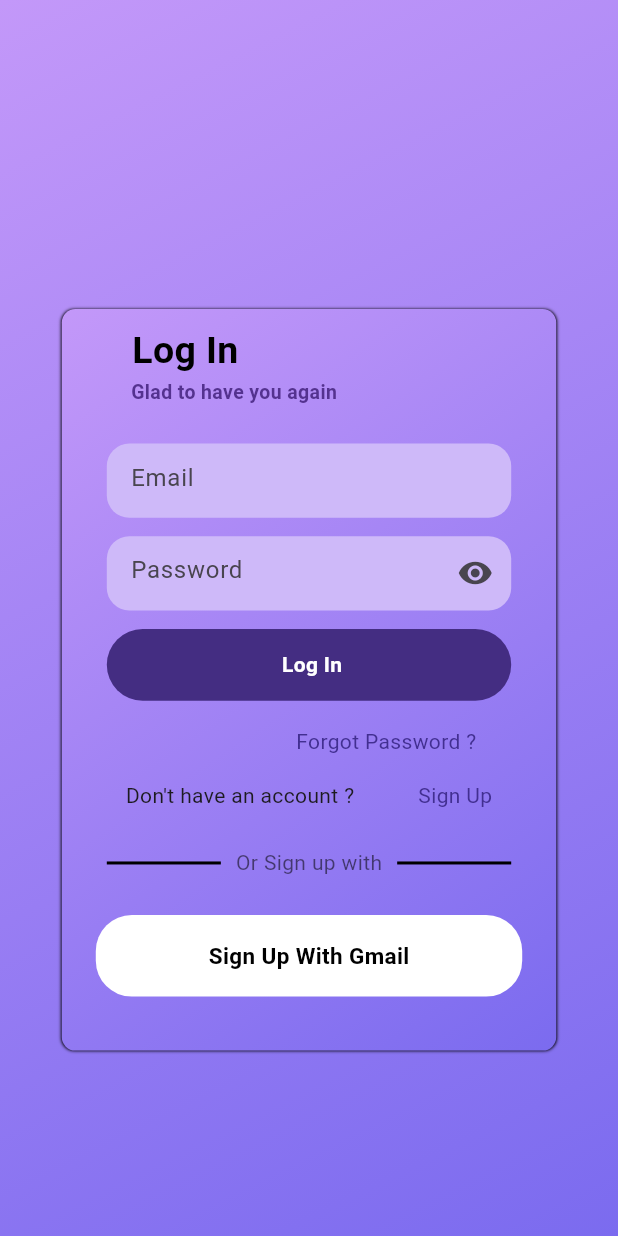
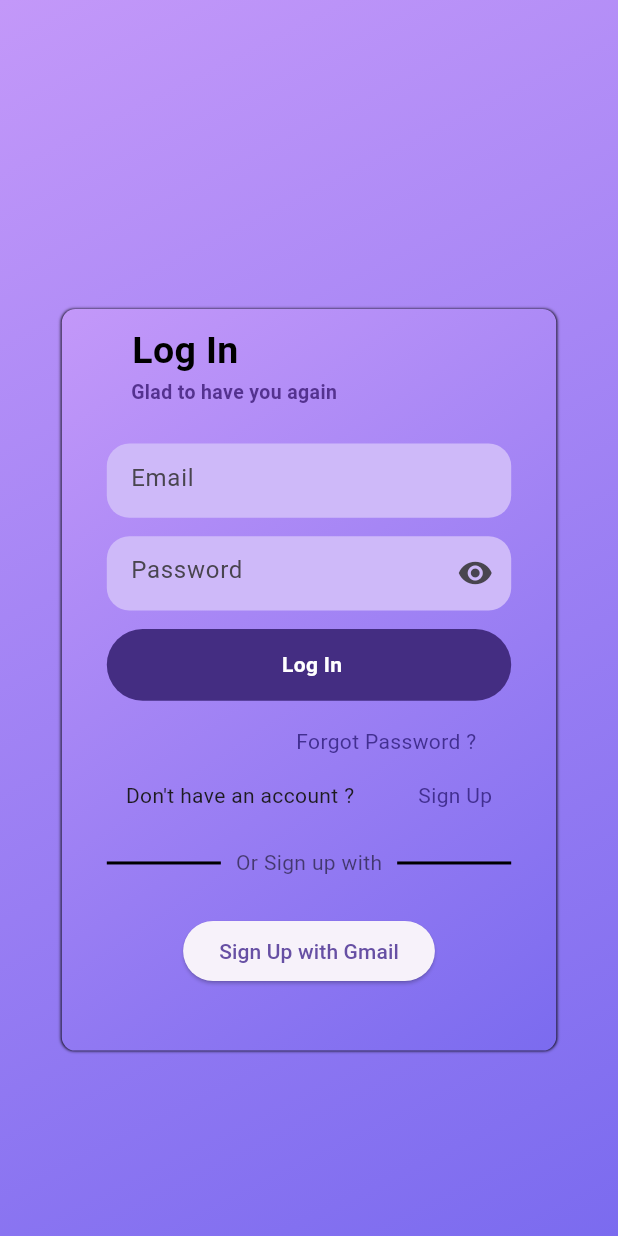
Before and after one commit to Riddhimagupta22/Firebase_Authentication, a Flutter app: the screen it shows after launch, on a phone screen of 412 x 824 dp. Run offline on Flutter 3.47's test engine with Material 3 defaults, Android fonts, the phone set to English and light mode, and no system bars; our stand-ins replace firebase_auth, firebase_core, fluttertoast, get, sign_in_button; accounts and stored records are empty.

Commit message:
Initial commit

```diff
--- a/lib/Auth/login.dart
+++ b/lib/Auth/login.dart
@@ -1,10 +1,14 @@
 import 'package:firebase/Auth/signup.dart';
 import 'package:firebase/Post/postscreen.dart';
 import 'package:firebase/feature/roundbutton.dart';
+import 'package:firebase/services/auth_services.dart';
 import 'package:firebase_auth/firebase_auth.dart';
 import 'package:flutter/material.dart';
+import 'package:get/get.dart';
+import 'package:sign_in_button/sign_in_button.dart';
 
 import '../feature/utils.dart';
+import '../services/auth_services.dart';
 
 class Homepage extends StatefulWidget {
   @override
@@ -12,6 +16,7 @@ class Homepage extends StatefulWidget {
 }
 
 class _HomepageState extends State<Homepage> {
+  final  googleSignInDevices = GooglesignwithDevices();
   final _formField = GlobalKey<FormState>();
   final auth = FirebaseAuth.instance;
   final emailController = TextEditingController();
@@ -22,7 +27,6 @@ class _HomepageState extends State<Homepage> {
     emailController.dispose();
     passwordController.dispose();
   }
-
   void login() {
 
     auth.signInWithEmailAndPassword(
@@ -228,29 +232,40 @@ class _HomepageState extends State<Homepage> {
                         SizedBox(
                           height: size.height * .03,
                         ),
-                        Container(
-                          height: size.width * .132,
-                          width: size.width * .69,
-                          decoration: BoxDecoration(
-                              color: Colors.white,
-                              borderRadius:
-                                  BorderRadius.all(Radius.circular(24))),
-                          child: Row(
-                            mainAxisAlignment: MainAxisAlignment.spaceEvenly,
-                            children: [
-                              // CircleAvatar(
-                              //   backgroundImage: AssetImage("image/googlelogo.jpg"),
-                              // ),
-                              Text(
-                                "Sign Up With Gmail",
-                                style: TextStyle(
-                                    color: Colors.black,
-                                    fontWeight: FontWeight.bold,
-                                    fontSize: 15),
-                              )
-                            ],
-                          ),
-                        )
+                        // Container(
+                        //   height: size.width * .132,
+                        //   width: size.width * .69,
+                        //   decoration: BoxDecoration(
+                        //       color: Colors.white,
+                        //       borderRadius:
+                        //           BorderRadius.all(Radius.circular(24))),
+                        //   child: Row(
+                        //     mainAxisAlignment: MainAxisAlignment.spaceEvenly,
+                        //     children: [
+                        //       // CircleAvatar(
+                        //       //   backgroundImage: AssetImage("image/googlelogo.jpg"),
+                        //       // ),
+                        //       Text(
+                        //         "Sign Up With Gmail",
+                        //         style: TextStyle(
+                        //             color: Colors.black,
+                        //             fontWeight: FontWeight.bold,
+                        //             fontSize: 15),
+                        //       )
+                        //     ],
+                        //   ),
+                        // )
+                        ElevatedButton(onPressed: () async {
+                        final User = await googleSignInDevices.signUpwithGmail();
+
+                        if(User != null){
+                          Get.snackbar("", 'Signed in as ${User.displayName}');
+                        }
+                        else{
+                          Get.snackbar('title', 'SignIn is failed');
+                        }
+                        }, child: Text("Sign Up with Gmail"))
+
                       ],
                     ),
                   ),
--- a/lib/Post/postscreen.dart
+++ b/lib/Post/postscreen.dart
@@ -1,8 +1,5 @@
 import 'package:flutter/material.dart';
 class Postscreen extends StatelessWidget {
-
-
-
 
     @override
     Widget build(BuildContext context) {
--- a/pubspec.yaml
+++ b/pubspec.yaml
@@ -15,8 +15,10 @@ dependencies:
   cupertino_icons: ^1.0.8
   firebase_core: ^3.10.0
   firebase_auth: ^5.4.0
+  sign_in_button: ^3.2.0
   fluttertoast: ^8.2.10
   get: ^4.6.6
+  google_sign_in: ^6.2.2
 
 dev_dependencies:
   flutter_test:
```
Also changed, not shown: pubspec.lock, 1 other file.
